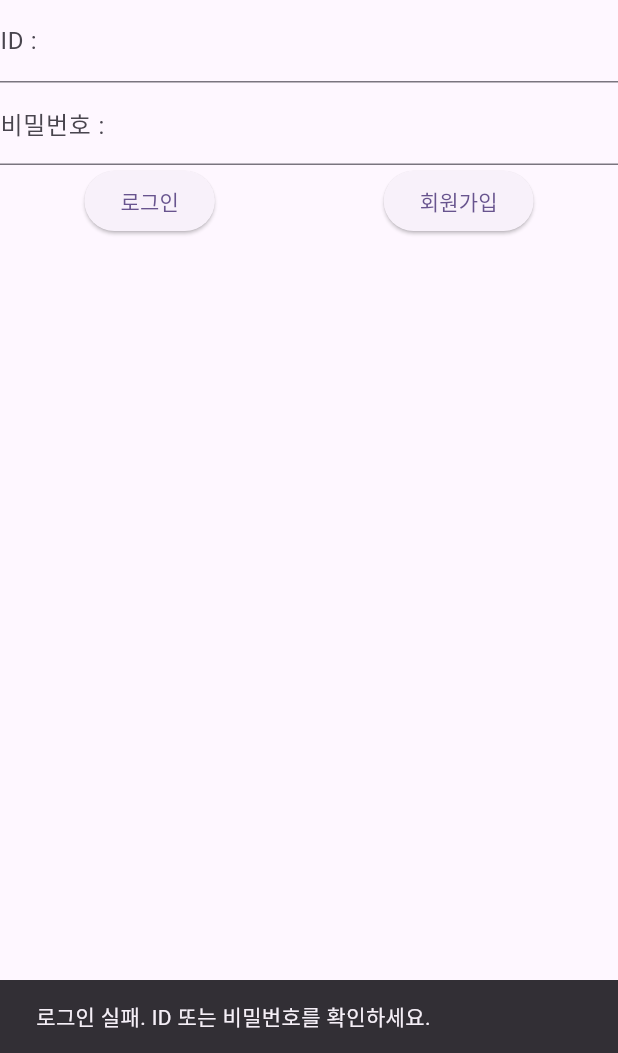
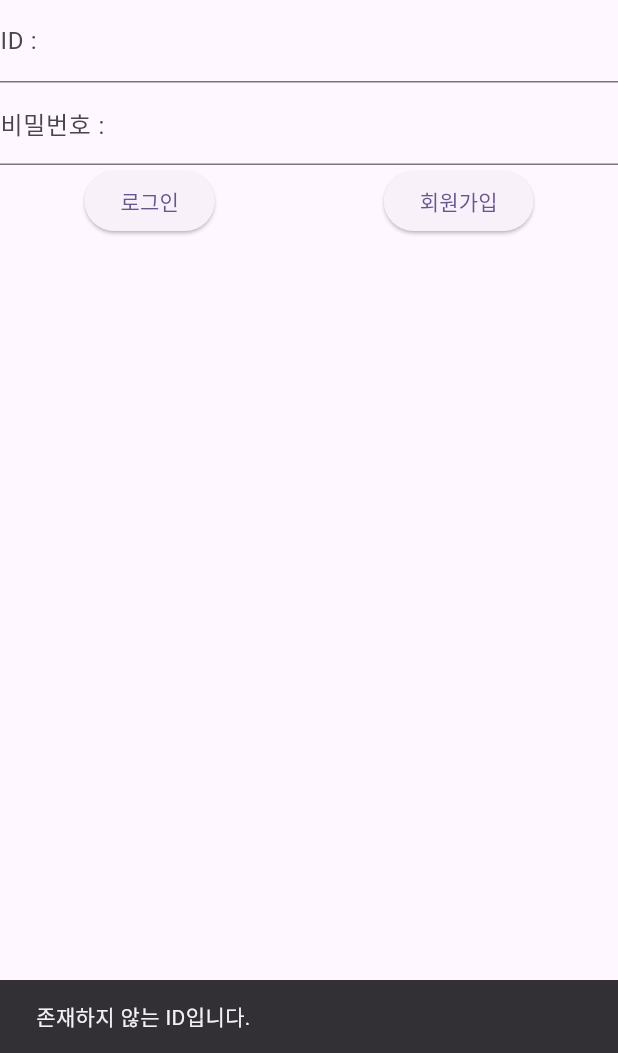
Before and after one commit to lokasenna9312/AiffelThon, a Flutter app: the screen it shows after launch, after a tap on "로그인", on a phone screen of 412 x 824 dp, the part 183-1236 px from its top. Run offline on Flutter 3.47's test engine with Material 3 defaults, Android fonts, the light colour scheme and no system bars; missing offline and left inert: bcrypt, dart_openai.

Commit message:
회원정보를 담은 JSON의 파일 구조를 수정했고, JSON에 비밀번호가 암호화되어 들어가도록 코드를 수정했습니다. 또 join.dart를 register.dart로 합쳤습니다.

```diff
--- a/lib/join.dart
+++ /dev/null
@@ -1,59 +0,0 @@
-import 'package:flutter/material.dart';
-import 'dart:convert';
-import 'dart:io';
-import 'package:path_provider/path_provider.dart'; // 앱 내부 저장소 경로 접근
-
-class UserDataProvider extends ChangeNotifier {
-  Map<String, String> _registeredUsers = {};
-
-  Map<String, String> get registeredUsers => _registeredUsers;
-
-  void addUser(String id, String pw) async {
-    _registeredUsers[id] = pw;
-    await saveUsersToJson();
-    notifyListeners();
-  }
-
-  bool isUserRegistered(String id) {
-    return _registeredUsers.containsKey(id);
-  }
-
-  // registeredUsers 맵을 JSON 파일로 저장하는 메소드
-  Future<void> saveUsersToJson() async {
-    try {
-      // 앱 내부 문서 디렉토리 경로 가져오기
-      final directory = await getApplicationDocumentsDirectory();
-      final file = File('${directory.path}/users.json');
-
-      // Map을 JSON 문자열로 변환
-      String jsonString = jsonEncode(_registeredUsers);
-
-      // 파일에 쓰기
-      await file.writeAsString(jsonString);
-      print('회원 정보가 JSON 파일로 저장되었습니다: $jsonString');
-    } catch (e) {
-      print('회원 정보 저장 중 오류 발생: $e');
-    }
-  }
-
-  // JSON 파일에서 회원 정보를 로드하는 메소드 (추가적으로 구현할 수 있습니다.)
-  Future<void> loadUsersFromJson() async {
-    try {
-      final directory = await getApplicationDocumentsDirectory();
-      final file = File('${directory.path}/users.json');
-      print('회원 정보 로드 시작 - 파일 경로: ${file.path}');
-      if (await file.exists()) {
-        String jsonString = await file.readAsString();
-        print('파일 내용: $jsonString');
-        Map<String, dynamic> parsedJson = jsonDecode(jsonString);
-        _registeredUsers = parsedJson.cast<String, String>();
-        print('회원 정보 로드 완료: $_registeredUsers'); // 이 로그를 추가하세요.
-        notifyListeners();
-      } else {
-        print('저장된 회원 정보 파일이 없습니다.');
-      }
-    } catch (e) {
-      print('회원 정보 로드 중 오류 발생: $e');
-    }
-  }
-}
--- a/lib/main.dart
+++ b/lib/main.dart
@@ -1,7 +1,7 @@
 import 'package:flutter/material.dart';
 import 'package:provider/provider.dart';
+import 'package:bcrypt/bcrypt.dart';
 
-import 'join.dart';
 import 'register.dart';
 import 'home.dart';
 
@@ -57,12 +57,12 @@ class _CSHomePageState extends State<CSHomePage> {
   void _processLogin(BuildContext context) {
     String id = id_input.text;
     String pw = pw_input.text;
+
     final userDataProvider = Provider.of<UserDataProvider>(context, listen: false);
-    print('로그인 시도 - ID: $id, PW: $pw'); // 추가
-    print('저장된 사용자 정보: ${userDataProvider.registeredUsers}');
-    if (userDataProvider.registeredUsers.containsKey(id) && userDataProvider.registeredUsers[id] == pw) {
+    if (userDataProvider.registeredUsers.containsKey(id)) {
+      String? storedHashedPassword = userDataProvider.registeredUsers[id]?["password"];
+      if (storedHashedPassword != null && BCrypt.checkpw(pw, storedHashedPassword)) {
         // 로그인 성공 시의 동작 (예: 다음 화면으로 이동)
-      print('로그인 성공! ID: $id, PW: $pw');
         ScaffoldMessenger.of(context).showSnackBar(
           SnackBar(content: Text('로그인 성공!')),
         );
@@ -70,11 +70,21 @@ class _CSHomePageState extends State<CSHomePage> {
           context,
           MaterialPageRoute(builder: (context) => MainPage(CSTitle: widget.title)),
         );
+      } else if (storedHashedPassword != null && !BCrypt.checkpw(pw, storedHashedPassword)) {
+        // 비밀번호 불일치 시의 동작
+        ScaffoldMessenger.of(context).showSnackBar(
+          SnackBar(content: Text('로그인 실패. 비밀번호를 확인하세요.')),
+        );
       } else {
-      // 로그인 실패 시의 동작 (예: 오류 메시지 표시)
-      print('로그인 실패...');
+        // storedHashedPassword가 null인 경우 (ID는 존재하지만 비밀번호 정보가 없는 경우)
         ScaffoldMessenger.of(context).showSnackBar(
-        SnackBar(content: Text('로그인 실패. ID 또는 비밀번호를 확인하세요.')),
+          SnackBar(content: Text('비밀번호를 재설정해주세요.')),
+        );
+      }
+    } else {
+      // ID가 존재하지 않는 경우
+      ScaffoldMessenger.of(context).showSnackBar(
+        SnackBar(content: Text('존재하지 않는 ID입니다.')),
       );
     }
   }
--- a/lib/register.dart
+++ b/lib/register.dart
@@ -1,6 +1,60 @@
 import 'package:flutter/material.dart';
 import 'package:provider/provider.dart';
-import 'join.dart';
+import 'package:path_provider/path_provider.dart';
+import 'dart:convert';
+import 'dart:io';
+import 'package:bcrypt/bcrypt.dart';
+
+class UserDataProvider extends ChangeNotifier {
+  Map<String, Map> _registeredUsers = {};
+  Map<String, Map> get registeredUsers => _registeredUsers;
+
+  void addUser(String id, String pw) async {
+    _registeredUsers[id] = {"password" : pw};
+    await saveUsersToJson();
+    notifyListeners();
+  }
+
+  bool isUserRegistered(String id) {
+    return _registeredUsers.containsKey(id);
+  }
+
+  // registeredUsers 맵을 JSON 파일로 저장하는 메소드
+  Future<void> saveUsersToJson() async {
+    try {
+      // 앱 내부 문서 디렉토리 경로 가져오기
+      final directory = await getApplicationDocumentsDirectory();
+      final file = File('${directory.path}/users.json');
+
+      // Map을 JSON 문자열로 변환
+      String jsonString = jsonEncode(_registeredUsers);
+
+      // 파일에 쓰기
+      await file.writeAsString(jsonString);
+      print('회원 정보가 JSON 파일로 저장되었습니다.');
+    } catch (e) {
+      print('회원 정보 저장 중 오류 발생: $e');
+    }
+  }
+
+  // JSON 파일에서 회원 정보를 로드하는 메소드 (추가적으로 구현할 수 있습니다.)
+  Future<void> loadUsersFromJson() async {
+    try {
+      final directory = await getApplicationDocumentsDirectory();
+      final file = File('${directory.path}/users.json');
+      if (await file.exists()) {
+        String jsonString = await file.readAsString();
+        Map<String, dynamic> parsedJson = jsonDecode(jsonString);
+        _registeredUsers = parsedJson.cast<String, Map>();
+        notifyListeners();
+      } else {
+        print('저장된 회원 정보 파일이 없습니다.');
+      }
+    } catch (e) {
+      print('회원 정보 로드 중 오류 발생: $e');
+    }
+  }
+}
 
 class RegisterPage extends StatefulWidget {
   const RegisterPage({super.key, required this.CSTitle});
@@ -23,7 +77,8 @@ class _RegisterPageState extends State<RegisterPage> {
     final String newPW2 = _newPW2.text.trim();
 
     if (newID.isNotEmpty && newPW.isNotEmpty && newPW2.isNotEmpty && newPW == newPW2 && !userDataProvider.isUserRegistered(newID)) {
-      userDataProvider.addUser(newID, newPW);
+      String hashedPW = BCrypt.hashpw(newPW, BCrypt.gensalt());
+      userDataProvider.addUser(newID, hashedPW);
       Navigator.pop(context); // 회원가입 완료 후 이전 화면으로 이동
       ScaffoldMessenger.of(context).showSnackBar(
         const SnackBar(content: Text('회원가입이 완료되었습니다.')),
--- a/pubspec.yaml
+++ b/pubspec.yaml
@@ -33,6 +33,8 @@ dependencies:
   dart_openai: ^5.1.0
   provider: ^6.1.1
   path_provider: ^2.1.2
+  bcrypt: ^1.0.1
+  http: ^1.1.0
 
   # The following adds the Cupertino Icons font to your application.
   # Use with the CupertinoIcons class for iOS style icons.
```
Also changed, not shown: pubspec.lock, 1 other file. Lines whose indentation alone changed are shown as unchanged.
